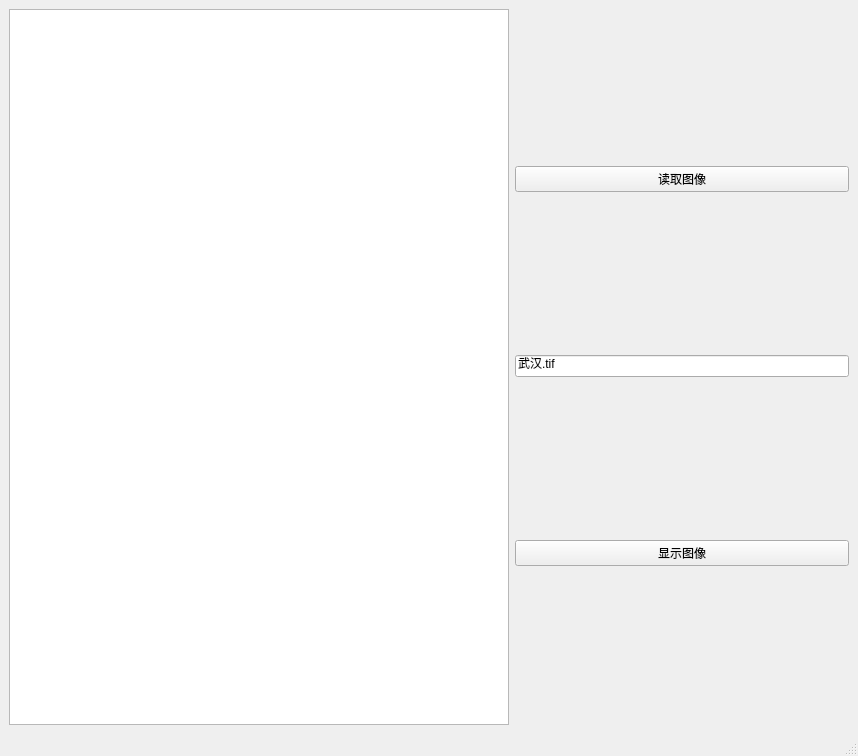
This is MainWin.ui in QuinMeow/RSPCourse_CUG2022 as Qt 5 draws it before an edit. The edited form follows.
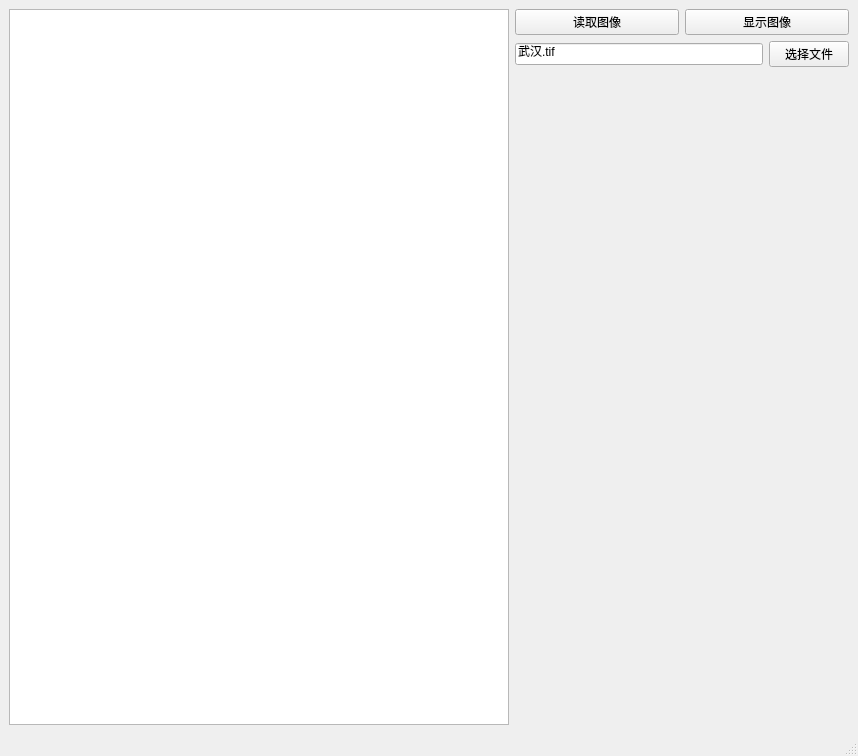
This is the edited form.

```diff
--- a/MainWin.ui
+++ b/MainWin.ui
@@ -31,6 +31,8 @@
     <item>
      <layout class="QVBoxLayout" name="verticalLayout">
       <item>
+       <layout class="QHBoxLayout" name="horizontalLayout">
+        <item>
        <widget class="QPushButton" name="Btn_ReadImage">
         <property name="text">
          <string>读取图像</string>
@@ -38,6 +40,17 @@
        </widget>
       </item>
       <item>
+         <widget class="QPushButton" name="Btn_ShowImage">
+          <property name="text">
+           <string>显示图像</string>
+          </property>
+         </widget>
+        </item>
+       </layout>
+      </item>
+      <item>
+       <layout class="QHBoxLayout" name="horizontalLayout_3">
+        <item>
        <widget class="QLineEdit" name="LinEdit_ImageAddress">
         <property name="inputMask">
          <string/>
@@ -48,11 +61,26 @@
        </widget>
       </item>
       <item>
-       <widget class="QPushButton" name="Btn_ShowImage">
+         <widget class="QPushButton" name="Btn_ChooseFile">
         <property name="text">
-         <string>显示图像</string>
-        </property>
-       </widget>
+           <string>选择文件</string>
+          </property>
+         </widget>
+        </item>
+       </layout>
+      </item>
+      <item>
+       <spacer name="verticalSpacer">
+        <property name="orientation">
+         <enum>Qt::Vertical</enum>
+        </property>
+        <property name="sizeHint" stdset="0">
+         <size>
+          <width>20</width>
+          <height>40</height>
+         </size>
+        </property>
+       </spacer>
       </item>
      </layout>
     </item>
```
Lines whose indentation alone changed are shown as unchanged.
